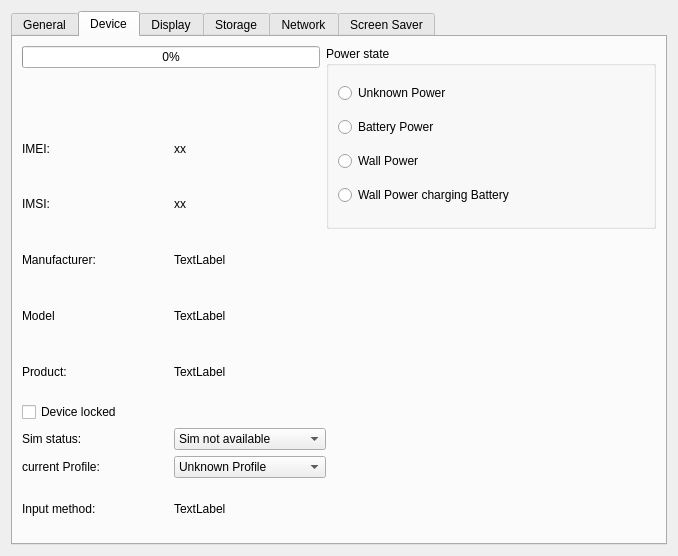
Old version of the form examples/sysinfo/dialog.ui in the repository qtproject/qt-mobility.
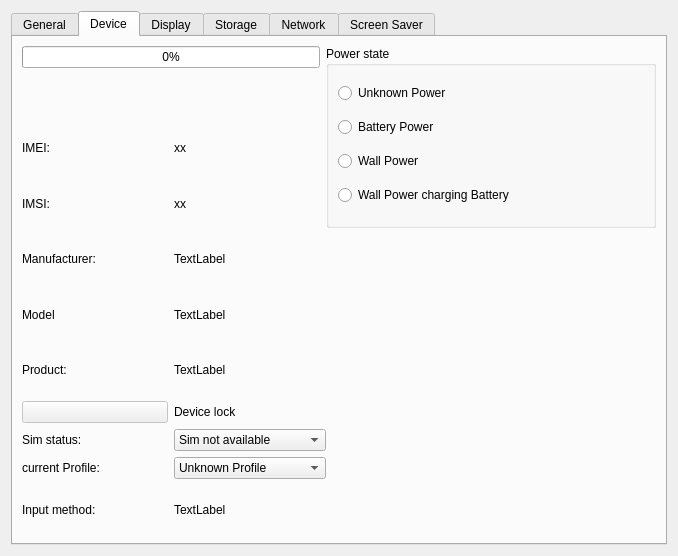
New version of the form. The open tabs and pages were chosen to show the change. Icons and pictures are not drawn.

Commit message:
make device lock more obvious this is not a setter.
icons from maemo

```diff
--- a/examples/sysinfo/dialog.ui
+++ b/examples/sysinfo/dialog.ui
@@ -316,13 +316,6 @@
          </property>
         </widget>
        </item>
-       <item row="7" column="0">
-        <widget class="QCheckBox" name="deviceLockCheckBox">
-         <property name="text">
-          <string>Device locked</string>
-         </property>
-        </widget>
-       </item>
        <item row="8" column="0">
         <widget class="QLabel" name="label_37">
          <property name="text">
@@ -432,6 +425,46 @@
          </property>
         </widget>
        </item>
+       <item row="7" column="0">
+        <widget class="QPushButton" name="deviceLockPushButton">
+         <property name="enabled">
+          <bool>false</bool>
+         </property>
+         <property name="mouseTracking">
+          <bool>true</bool>
+         </property>
+         <property name="focusPolicy">
+          <enum>Qt::NoFocus</enum>
+         </property>
+         <property name="text">
+          <string/>
+         </property>
+         <property name="icon">
+          <iconset resource="examples.qrc">
+           <normaloff>:/unlocked/general_unlock.png</normaloff>
+           <normalon>:/locked/general_locked.png</normalon>:/unlocked/general_unlock.png</iconset>
+         </property>
+         <property name="iconSize">
+          <size>
+           <width>32</width>
+           <height>32</height>
+          </size>
+         </property>
+         <property name="checkable">
+          <bool>true</bool>
+         </property>
+         <property name="checked">
+          <bool>false</bool>
+         </property>
+        </widget>
+       </item>
+       <item row="7" column="1">
+        <widget class="QLabel" name="label_2">
+         <property name="text">
+          <string>Device lock</string>
+         </property>
+        </widget>
+       </item>
       </layout>
      </widget>
      <widget class="QWidget" name="sysdisplaytab">
```
Left out of the diff: 19 changed lines with no effect on the pictures. The commit also changes 5 other files.
